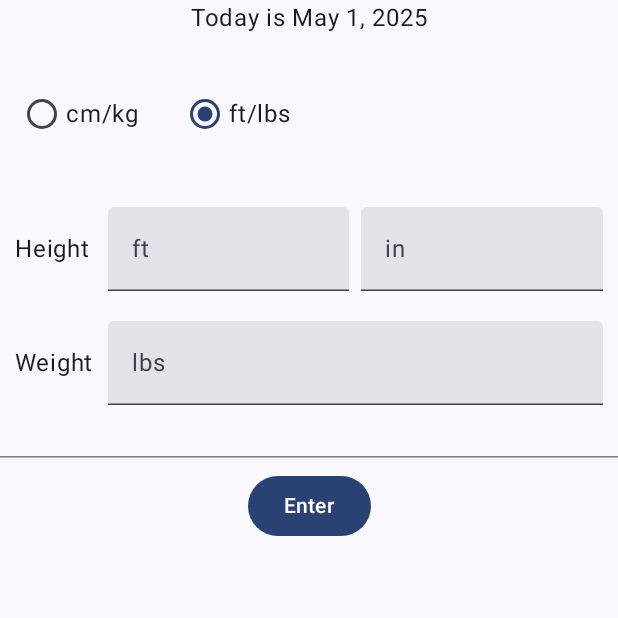
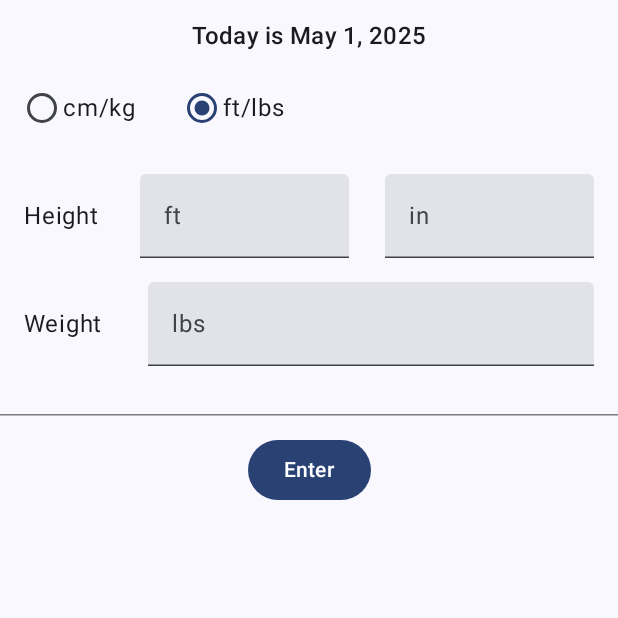
Before and after one commit to annachen368/BMICalculator, an Android app built with Jetpack Compose: the screen it shows after launch (MainActivity), on a phone screen of 412 x 824 dp, the top half of it. Run offline under Robolectric (Android 15) with nearby library versions, the phone set to English and light mode, and no system bars.

Commit message:
refactor: enhance layout and keyboard options for input fields in CalculatorScreen

```diff
--- a/app/src/main/java/io/github/annachen368/bmicalculator/ui/calculator/CalculatorScreen.kt
+++ b/app/src/main/java/io/github/annachen368/bmicalculator/ui/calculator/CalculatorScreen.kt
@@ -1,23 +1,27 @@
 package io.github.annachen368.bmicalculator.ui.calculator
 
+import androidx.compose.foundation.layout.Arrangement
 import androidx.compose.foundation.layout.Box
 import androidx.compose.foundation.layout.Column
 import androidx.compose.foundation.layout.PaddingValues
 import androidx.compose.foundation.layout.Row
 import androidx.compose.foundation.layout.Spacer
 import androidx.compose.foundation.layout.fillMaxWidth
+import androidx.compose.foundation.layout.height
 import androidx.compose.foundation.layout.padding
-import androidx.compose.foundation.layout.width
 import androidx.compose.foundation.selection.selectable
 import androidx.compose.foundation.selection.selectableGroup
+import androidx.compose.foundation.text.KeyboardOptions
 import androidx.compose.material3.Button
 import androidx.compose.material3.HorizontalDivider
+import androidx.compose.material3.MaterialTheme
 import androidx.compose.material3.RadioButton
 import androidx.compose.material3.Text
 import androidx.compose.material3.TextField
 import androidx.compose.runtime.Composable
 import androidx.compose.ui.Alignment
 import androidx.compose.ui.Modifier
+import androidx.compose.ui.text.input.KeyboardType
 import androidx.compose.ui.tooling.preview.Preview
 import androidx.compose.ui.unit.dp
 import io.github.annachen368.bmicalculator.ui.theme.BMICalculatorTheme
@@ -57,16 +61,20 @@ fun CalculatorScreen(
 ) {
     Column(Modifier.padding(innerPadding)) {
         Box(modifier = Modifier.align(alignment = Alignment.CenterHorizontally)) {
-            Text(text = "Today is ${uiState.date}")
+            Text(
+                text = "Today is ${uiState.date}",
+                style = MaterialTheme.typography.titleMedium,
+                modifier = Modifier.padding(top = 12.dp)
+            )
         }
 
-        Spacer(Modifier.padding(12.dp))
+        Spacer(Modifier.height(24.dp))
 
         val optionSelected =
             listOf(uiState.isCmKgRadioButtonSelected, !uiState.isCmKgRadioButtonSelected)
         val optionEvents = listOf(
-            onEvent(CalculatorEvent.OnCmKgRadioButtonSelected),
-            onEvent(CalculatorEvent.OnFtLbsRadioButtonSelected)
+            { onEvent(CalculatorEvent.OnCmKgRadioButtonSelected) },
+            { onEvent(CalculatorEvent.OnFtLbsRadioButtonSelected) }
         )
         val optionTexts = listOf(uiState.cmKgRadioButtonText, uiState.ftLbsRadioButtonText)
 
@@ -77,21 +85,22 @@ fun CalculatorScreen(
                     modifier = Modifier
                         .selectable(
                             selected = optionSelected[i],
-                            onClick = { optionEvents[i] })
-                        .padding(16.dp),
-                    verticalAlignment = Alignment.CenterVertically
+                            onClick = optionEvents[i]
+                        )
+                        .padding(horizontal = 16.dp),
+                    verticalAlignment = Alignment.CenterVertically,
+                    horizontalArrangement = Arrangement.spacedBy(2.dp)
                 ) {
                     RadioButton(
                         selected = optionSelected[i],
                         onClick = null // null because we handle click at Row level
                     )
-                    Spacer(modifier = Modifier.padding(2.dp))
                     Text(text = optionTexts[i])
                 }
             }
         }
 
-        Spacer(Modifier.padding(12.dp))
+        Spacer(Modifier.height(24.dp))
         if (uiState.isCmKgRadioButtonSelected) {
             LabeledTextFieldRow("Height") {
                 TextField(
@@ -100,6 +109,7 @@ fun CalculatorScreen(
                     label = {
                         Text(text = "cm")
                     },
+                    keyboardOptions = KeyboardOptions.Default.copy(keyboardType = KeyboardType.Number),
                     modifier = Modifier.fillMaxWidth()
                 )
             }
@@ -110,6 +120,7 @@ fun CalculatorScreen(
                     label = {
                         Text(text = "kg")
                     },
+                    keyboardOptions = KeyboardOptions.Default.copy(keyboardType = KeyboardType.Number),
                     modifier = Modifier.fillMaxWidth()
                 )
             }
@@ -121,7 +132,8 @@ fun CalculatorScreen(
                     label = {
                         Text(text = "ft")
                     },
-                    modifier = Modifier.weight(1f)
+                    keyboardOptions = KeyboardOptions.Default.copy(keyboardType = KeyboardType.Number),
+                    modifier = Modifier.weight(0.4f)
                 )
                 Spacer(Modifier.padding(4.dp))
                 TextField(
@@ -130,7 +142,8 @@ fun CalculatorScreen(
                     label = {
                         Text(text = "in")
                     },
-                    modifier = Modifier.weight(1f)
+                    keyboardOptions = KeyboardOptions.Default.copy(keyboardType = KeyboardType.Number),
+                    modifier = Modifier.weight(0.4f)
                 )
             }
             LabeledTextFieldRow("Weight") {
@@ -140,19 +153,22 @@ fun CalculatorScreen(
                     label = {
                         Text(text = "lbs")
                     },
-                    modifier = Modifier.fillMaxWidth()
+                    keyboardOptions = KeyboardOptions.Default.copy(keyboardType = KeyboardType.Number),
+                    modifier = Modifier.weight(0.8f)
                 )
             }
         }
-        Spacer(Modifier.padding(12.dp))
+        Spacer(Modifier.height(24.dp))
         HorizontalDivider()
-        Spacer(Modifier.padding(4.dp))
-        Box(modifier = Modifier.align(alignment = Alignment.CenterHorizontally)) {
+        Box(
+            modifier = Modifier
+                .align(alignment = Alignment.CenterHorizontally)
+                .padding(12.dp)
+        ) {
             Button({ onEvent(CalculatorEvent.OnEnterClick) }) {
                 Text(text = "Enter")
             }
         }
-        Spacer(Modifier.padding(4.dp))
     }
 }
 
@@ -163,12 +179,12 @@ fun LabeledTextFieldRow(
 ) {
     Row(
         verticalAlignment = Alignment.CenterVertically,
+        horizontalArrangement = Arrangement.spacedBy(8.dp),
         modifier = Modifier
-            .padding(10.dp)
             .fillMaxWidth()
+            .padding(horizontal = 16.dp, vertical = 8.dp)
     ) {
-        Text(text = label, modifier = Modifier.width(54.dp))
-        Spacer(Modifier.padding(4.dp))
+        Text(text = label, modifier = Modifier.weight(0.2f))
         content()
     }
 }
```
